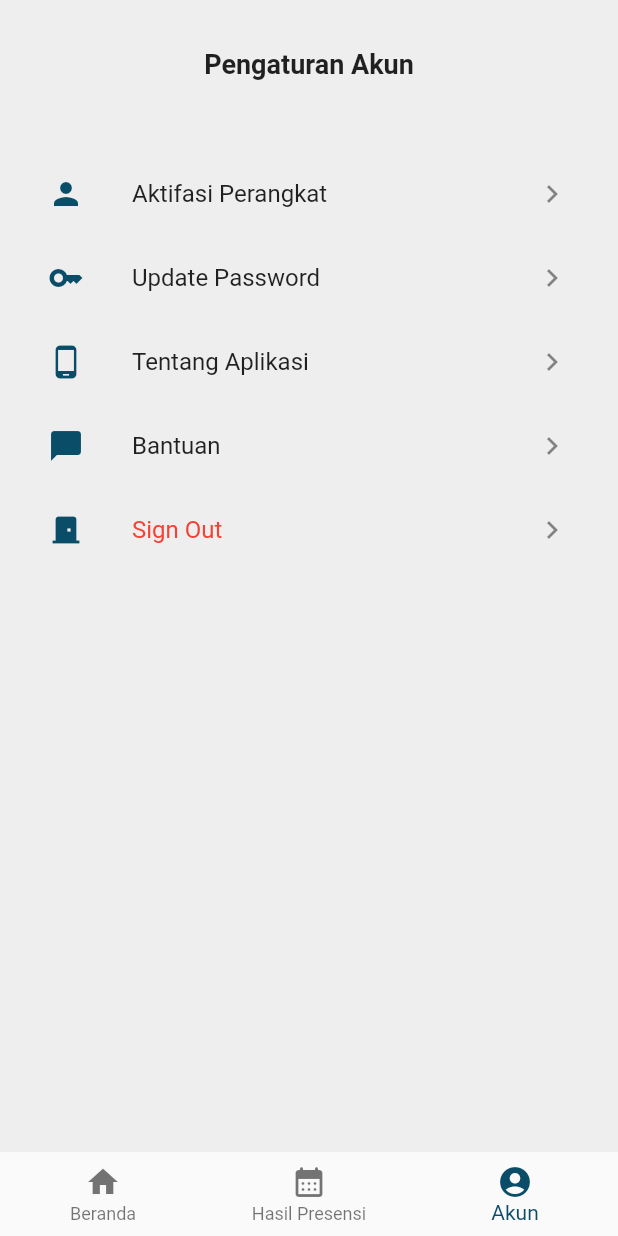
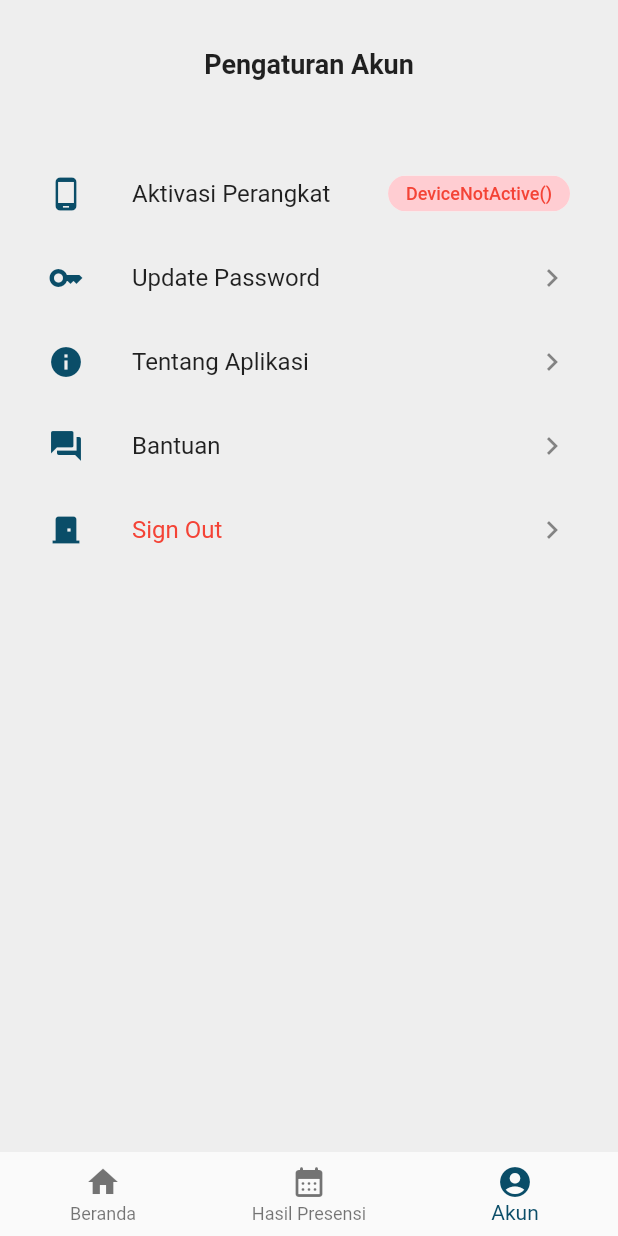
Before and after one commit to ismaail12/kaia_mobile_app, a Flutter app: the AppScreen screen opened directly, item 3 of the bottom bar chosen, on a phone screen of 412 x 824 dp. Run offline on Flutter 3.47's test engine with Material 2 defaults, Android fonts, the phone set to English and light mode, and no system bars; our stand-ins replace bloc, connectivity_plus, dartz, device_info_plus, equatable, flutter_bloc and 5 more; accounts and stored records are empty; network calls fail.

Commit message:
update fitur phone id

```diff
--- a/lib/bloc/auth/auth_bloc.dart
+++ b/lib/bloc/auth/auth_bloc.dart
@@ -62,6 +62,7 @@ class AuthBloc extends HydratedBloc<AuthEvent, AuthState> {
           status: AuthStatus.authenticated,
           user: left.data.user,
           token: left.data.token,
+          phoneStatus: left.data.user.phoneStatus,
           message: 'Berhasil login'));
     }, (right) {
       emit(AuthState(status: AuthStatus.error, message: right));
--- a/lib/bloc/auth/auth_state.dart
+++ b/lib/bloc/auth/auth_state.dart
@@ -9,15 +9,15 @@ class AuthState extends Equatable {
   User? user;
   String? message;
   String? token;
+  bool? phoneStatus;
   final AuthStatus status;
 
-
-  AuthState({
-    required this.status,
-    this.user,
-    this.token,
-    this.message,
-  });
+  AuthState(
+      {required this.status,
+      this.user,
+      this.token,
+      this.message,
+      this.phoneStatus});
 
   Map<String, dynamic> toJson() {
     return {
@@ -25,7 +25,7 @@ class AuthState extends Equatable {
       'status': status.name,
       'message': message,
       'token': token,
-
+      'phoneStatus': phoneStatus,
     };
   }
 
@@ -34,10 +34,10 @@ class AuthState extends Equatable {
       user: User.fromJson(json['user']),
       message: json['message'],
       token: json['token'],
+      phoneStatus: json['phoneStatus'],
       status: AuthStatus.values.firstWhere(
         (element) => element.name.toString() == json['status'],
       ),
-
     );
   }
 
--- /dev/null
+++ b/lib/bloc/bloc/device_bloc.dart
@@ -0,0 +1,48 @@
+import 'dart:convert';
+
+import 'package:bloc/bloc.dart';
+import 'package:equatable/equatable.dart';
+import 'package:http/http.dart';
+import 'package:shared_preferences/shared_preferences.dart';
+
+import '../../utils/constant.dart';
+
+part 'device_event.dart';
+part 'device_state.dart';
+
+class DeviceBloc extends Bloc<DeviceEvent, DeviceState> {
+  DeviceBloc() : super(DeviceNotActive()) {
+    on<UpdatePhone>((event, emit) async {
+      final sharedPreferences = await SharedPreferences.getInstance();
+      final token = sharedPreferences.getString('token');
+
+      final response = await put(Uri.parse('$API_URL/update-phone'),
+          headers: {'Authorization': 'Bearer $token'},
+          body: {"phone_id": event.deviceId});
+
+      if (response.statusCode == 200) {
+        emit(DeviceActive(event.deviceId));
+      } else {
+        emit(DeviceNotActive());
+      }
+    });
+
+    on<GetPhone>((event, emit) async {
+      final sharedPreferences = await SharedPreferences.getInstance();
+      final token = sharedPreferences.getString('token');
+
+      final response = await get(
+        Uri.parse('$API_URL/get-phone'),
+        headers: {'Authorization': 'Bearer $token'},
+      );
+
+
+      print(jsonDecode(response.body)['status']);
+      if (jsonDecode(response.body)['status']) {
+        emit(DeviceActive(jsonDecode(response.body)['phone_id']));
+      } else {
+        emit(DeviceNotActive());
+      }
+    });
+  }
+}
--- /dev/null
+++ b/lib/bloc/bloc/device_event.dart
@@ -0,0 +1,24 @@
+part of 'device_bloc.dart';
+
+abstract class DeviceEvent extends Equatable {
+  const DeviceEvent();
+
+  @override
+  List<Object> get props => [];
+}
+
+class UpdatePhone extends DeviceEvent {
+  final String deviceId;
+  const UpdatePhone(this.deviceId);
+
+  @override
+  List<Object> get props => [deviceId];
+}
+
+class GetPhone extends DeviceEvent {
+
+  const GetPhone();
+
+  @override
+  List<Object> get props => [];
+}
--- /dev/null
+++ b/lib/bloc/bloc/device_state.dart
@@ -0,0 +1,18 @@
+part of 'device_bloc.dart';
+
+abstract class DeviceState extends Equatable {
+  const DeviceState();
+
+  @override
+  List<Object> get props => [];
+}
+
+class DeviceActive extends DeviceState {
+  final String deviceId;
+  const DeviceActive(this.deviceId);
+
+  @override
+  List<Object> get props => [deviceId];
+}
+
+class DeviceNotActive extends DeviceState {}
--- a/lib/data/request/clockin_request.dart
+++ b/lib/data/request/clockin_request.dart
@@ -6,12 +6,14 @@ import 'dart:convert';
 
 class ClockInRequest {
     String type;
+    String phoneId;
     double ciLong;
     double ciLat;
     String? info;
 
     ClockInRequest({
         required this.type,
+        required this.phoneId,
         required this.ciLong,
         required this.ciLat,
         this.info,
@@ -19,12 +21,14 @@ class ClockInRequest {
 
     ClockInRequest copyWith({
         String? type,
+        String? phoneId,
         double? ciLong,
         double? ciLat,
         dynamic info,
     }) =>
         ClockInRequest(
             type: type ?? this.type,
+            phoneId: phoneId ?? this.phoneId,
             ciLong: ciLong ?? this.ciLong,
             ciLat: ciLat ?? this.ciLat,
             info: info ?? this.info,
@@ -36,6 +40,7 @@ class ClockInRequest {
 
     factory ClockInRequest.fromJson(Map<String, dynamic> json) => ClockInRequest(
         type: json["type"],
+        phoneId: json["phone_id"],
         ciLong: json["ci_long"]?.toDouble(),
         ciLat: json["ci_lat"]?.toDouble(),
         info: json["info"],
@@ -43,6 +48,7 @@ class ClockInRequest {
 
     Map<String, dynamic> toJson() => {
         "type": type,
+        "phone_id": phoneId,
         "ci_long": ciLong,
         "ci_lat": ciLat,
         "info": info,
--- a/lib/data/response/login_response.dart
+++ b/lib/data/response/login_response.dart
@@ -75,6 +75,7 @@ class User {
     String name;
     String email;
     dynamic emailVerifiedAt;
+    dynamic phoneStatus;
     String jabatan;
     String username;
     String kontak;
@@ -88,6 +89,7 @@ class User {
         required this.name,
         required this.email,
         this.emailVerifiedAt,
+        this.phoneStatus,
         required this.jabatan,
         required this.username,
         required this.kontak,
@@ -102,6 +104,7 @@ class User {
         String? name,
         String? email,
         dynamic emailVerifiedAt,
+        dynamic phoneStatus,
         String? jabatan,
         String? username,
         String? kontak,
@@ -115,6 +118,7 @@ class User {
             name: name ?? this.name,
             email: email ?? this.email,
             emailVerifiedAt: emailVerifiedAt ?? this.emailVerifiedAt,
+            phoneStatus: phoneStatus ?? this.phoneStatus,
             jabatan: jabatan ?? this.jabatan,
             username: username ?? this.username,
             kontak: kontak ?? this.kontak,
@@ -137,6 +141,7 @@ class User {
         username: json["username"],
         kontak: json["kontak"],
         alamat: json["alamat"],
+        phoneStatus: json["phoneStatus"],
         role: json["role"],
         createdAt: DateTime.parse(json["created_at"]),
         updatedAt: DateTime.parse(json["updated_at"]),
@@ -151,6 +156,7 @@ class User {
         "username": username,
         "kontak": kontak,
         "alamat": alamat,
+        "phoneStatus": phoneStatus,
         "role": role,
         "created_at": createdAt.toIso8601String(),
         "updated_at": updatedAt.toIso8601String(),
--- a/lib/main.dart
+++ b/lib/main.dart
@@ -3,6 +3,7 @@ import 'package:flutter/material.dart';
 import 'package:hydrated_bloc/hydrated_bloc.dart';
 import 'package:kaia_mobile_app/bloc/app_bloc_observer.dart';
 import 'package:kaia_mobile_app/bloc/auth/auth_bloc.dart';
+import 'package:kaia_mobile_app/bloc/bloc/device_bloc.dart';
 import 'package:kaia_mobile_app/bloc/internet/internet_bloc.dart';
 import 'package:kaia_mobile_app/bloc/presence/presence_bloc.dart';
 import 'package:kaia_mobile_app/cubit/cubit/navbar_cubit.dart';
@@ -38,6 +39,9 @@ class MyApp extends StatelessWidget {
         BlocProvider<InternetBloc>(
           create: (context) => InternetBloc(),
         ),
+        BlocProvider<DeviceBloc>(
+          create: (context) => DeviceBloc(),
+        ),
         BlocProvider<PresenceBloc>(
           create: (context) => PresenceBloc(internetBloc: context.read<InternetBloc>())..add(PresenceInitial()),
         ),
--- a/lib/presentation/screen/account_screen.dart
+++ b/lib/presentation/screen/account_screen.dart
@@ -1,17 +1,26 @@
 import 'package:flutter/material.dart';
 import 'package:flutter_bloc/flutter_bloc.dart';
 import 'package:kaia_mobile_app/bloc/auth/auth_bloc.dart';
+import 'package:kaia_mobile_app/bloc/bloc/device_bloc.dart';
 import 'package:kaia_mobile_app/presentation/screen/change_pass.dart';
-import 'package:kaia_mobile_app/presentation/screen/change_profile.dart';
 import 'package:kaia_mobile_app/presentation/screen/login_screen.dart';
 import 'package:kaia_mobile_app/utils/custom_utils.dart';
 import 'package:kaia_mobile_app/utils/default_colors.dart';
 
-class AccountScreen extends StatelessWidget {
+class AccountScreen extends StatefulWidget {
   const AccountScreen({super.key});
 
   @override
+  State<AccountScreen> createState() => _AccountScreenState();
+}
+
+class _AccountScreenState extends State<AccountScreen> {
+  bool isActivated = false;
+
+  @override
   Widget build(BuildContext context) {
+    context.read<DeviceBloc>().add(const GetPhone());
+
     return SingleChildScrollView(
       child: Padding(
         padding: const EdgeInsets.all(16),
@@ -30,19 +39,69 @@ class AccountScreen extends StatelessWidget {
             const SizedBox(
               height: 16 * 2,
             ),
-            InkWell(
-              onTap: () {
-                // Navigator.push(
-                //     context,
-                //     MaterialPageRoute(
-                //       builder: (BuildContext context) => ChangeProfile(),
-                //     ));
+            BlocBuilder<DeviceBloc, DeviceState>(
+              builder: (context, state) {
+                return ListTile(
+                    onTap: () {
+                      if (state is DeviceNotActive) {
+                        CustomUtils.customAlertConfirmDialog(
+                          context,
+                          () async {
+                            // setState(() {
+                            //   isActivated = true;
+                            // });
+
+                            final androidInfo = await CustomUtils.getInfo();
+
+                            if (!mounted) return;
+                            context
+                                .read<DeviceBloc>()
+                                .add(UpdatePhone(androidInfo.id));
+                          },
+                          message:
+                              'Daftarkan perangkat ini sebagai perangkat yang digunakan untuk melakukan presensi?',
+                          title: 'Aktivasi Perangkat',
+                        );
+                      } else {
+                        showDialog(
+                          context: context,
+                          builder: (context) {
+                            return AlertDialog(
+                              title:  const Text("Perangkat Sudah Terdaftar"),
+                              content:  const Text("Perangkat sudah terdaftar, jika ingin melakukan perubahan silagkan hubungi admin"),
+                              actions: [
+                                TextButton(
+                                  child:  const Text('Ok'),
+                                  onPressed: () => Navigator.of(context).pop(),
+                                ),
+                              ],
+                            );
+                          },
+                        );
+                      }
+                    },
+                    leading: const Icon(Icons.phone_android, color: kPrimary),
+                    title: const Text(
+                      'Aktivasi Perangkat',
+                    ),
+                    trailing: Chip(
+                      visualDensity:
+                          const VisualDensity(horizontal: -4, vertical: -4),
+                      backgroundColor: state is DeviceActive
+                          ? Colors.green[100]
+                          : Colors.red[100],
+                      label: Text(
+                        state is DeviceActive
+                            ? 'Sudah Aktif'
+                            : state.toString(),
+                        style: TextStyle(
+                            color: state is DeviceActive
+                                ? Colors.green
+                                : Colors.red,
+                            fontSize: 12),
+                      ),
+                    ));
               },
-              child: const ListTile(
-                leading: Icon(Icons.person, color: kPrimary),
-                title: Text('Aktifasi Perangkat'),
-                trailing: Icon(Icons.navigate_next),
-              ),
             ),
 
             InkWell(
@@ -67,7 +126,7 @@ class AccountScreen extends StatelessWidget {
                     "Aplikasi dibuat untuk memenuhi tugas akhir skripsi Teknik Informatika Universitas Pamulang");
               },
               child: const ListTile(
-                leading: Icon(Icons.phone_android, color: kPrimary),
+                leading: Icon(Icons.info, color: kPrimary),
                 title: Text('Tentang Aplikasi'),
                 trailing: Icon(Icons.navigate_next),
               ),
@@ -78,7 +137,7 @@ class AccountScreen extends StatelessWidget {
                     "Jika ada pertannyaan atau kendala bisa 08994580581");
               },
               child: const ListTile(
-                leading: Icon(Icons.chat_bubble, color: kPrimary),
+                leading: Icon(Icons.question_answer, color: kPrimary),
                 title: Text('Bantuan'),
                 trailing: Icon(Icons.navigate_next),
               ),
--- a/lib/presentation/screen/presence_screen.dart
+++ b/lib/presentation/screen/presence_screen.dart
@@ -110,7 +110,7 @@ class _PresenceScreenState extends State<PresenceScreen> {
         children: [
           const Padding(
             padding: EdgeInsets.all(16),
-            child: Text("Hasil Presensi",
+            child: Text("Kalender",
                 style: TextStyle(
                   fontSize: 18,
                   fontWeight: FontWeight.bold,
--- a/lib/utils/constant.dart
+++ b/lib/utils/constant.dart
@@ -1,3 +1,5 @@
 // ignore_for_file: constant_identifier_names
 
+
+
 const String API_URL = 'https://ismail.menarahr.my.id/api';
--- a/pubspec.yaml
+++ b/pubspec.yaml
@@ -32,6 +32,7 @@ dependencies:
   connectivity_plus: ^3.0.6
   cupertino_icons: ^1.0.2
   dartz: ^0.10.1
+  device_info_plus: ^9.0.3
   equatable: ^2.0.5
   flutter:
     sdk: flutter
```
Also changed, not shown: lib/bloc/presence/presence_bloc.dart (+27 -12 lines), lib/data/repository/presence_repository.dart (+5 -2 lines), lib/presentation/screen/home_screen.dart (+10 -5 lines), lib/utils/custom_utils.dart (+9 -0 lines), pubspec.lock, 3 other files.
